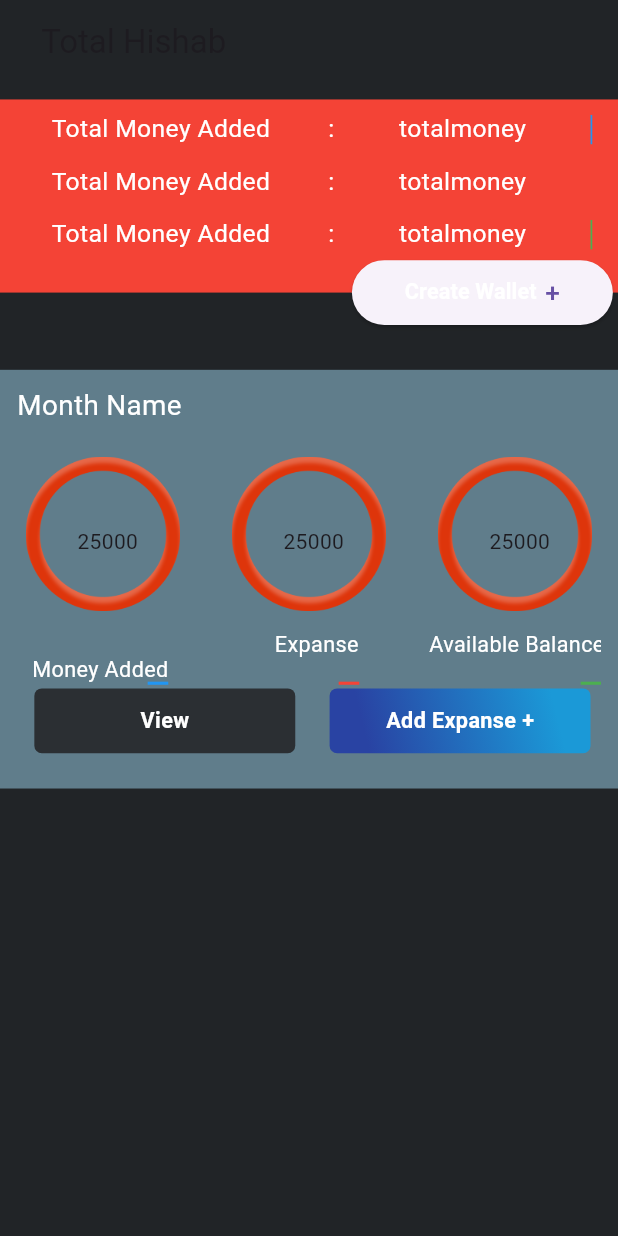
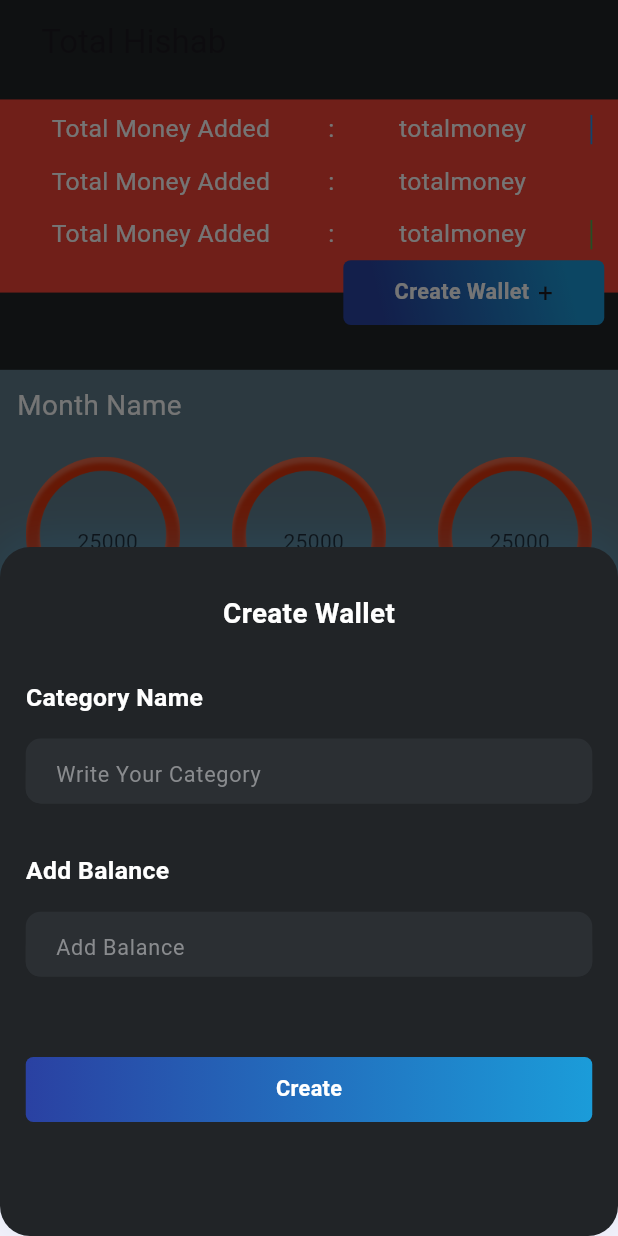
Before and after one commit to AAShayon01/hisab, a Flutter app: the Homepage screen opened directly, after a tap on "Create Wallet", on a phone screen of 412 x 824 dp. Run offline on Flutter 3.47's test engine with Material 3 defaults, Android fonts, the phone set to English and light mode, and no system bars; our stand-ins replace firebase_auth, firebase_core, flutter_screenutil, google_sign_in; accounts and stored records are empty.

Commit message:
need to work with homepage.dart ,

```diff
--- a/lib/demotest/testuserdata.dart
+++ b/lib/demotest/testuserdata.dart
@@ -50,7 +50,7 @@ class DemoDataView extends StatelessWidget {
           onPressed: () async {
             await ap.signOut();
             // Replace with your desired navigation logic
-            Navigator.pushReplacement(context, MaterialPageRoute(builder: (context)=>Login_Page()));
+            Navigator.pushReplacement(context, MaterialPageRoute(builder: (context)=>LoginPage()));
           },
           child: const Text('Sign Out'),
                       ),
--- a/lib/main.dart
+++ b/lib/main.dart
@@ -33,7 +33,7 @@ class Myapp extends StatelessWidget {
       builder: (context ,child){
         return  MaterialApp(
           debugShowCheckedModeBanner: false,
-          home: Login_Page(),
+          home: LoginPage(),
         );
       },
     );
--- a/lib/utils/app_constant.dart
+++ b/lib/utils/app_constant.dart
@@ -29,6 +29,9 @@ class AppConst{
   static TextStyle appMonthNameTextStyle=TextStyle(
     fontSize: 18.sp,color:const Color(0xffffffff),fontWeight: FontWeight.w400
   );
+  static TextStyle appCreateWallet=TextStyle(
+      fontSize: 18.sp,color:const Color(0xffffffff),fontWeight: FontWeight.w700
+  );
   static TextStyle hisabTextStyle=TextStyle(
     color: const Color(0xffffffff),
     fontSize: 14.sp,
--- a/lib/view/screen/homepage.dart
+++ b/lib/view/screen/homepage.dart
@@ -4,6 +4,8 @@ import 'package:hisab/utils/app_constant.dart';
 import 'package:hisab/view/screen/chart.dart';
 import 'package:hisab/view/screen/note.dart';
 import 'package:hisab/view/screen/profile.dart';
+
+import '../widgets/createWallet.dart';
 class Homepage extends StatefulWidget {
   const Homepage({super.key});
 
@@ -12,10 +14,16 @@ class Homepage extends StatefulWidget {
 }
 
 class _HomepageState extends State<Homepage> {
-
+// bool createWallet=false;
+// void walletcreate(){
+//   setState(() {
+//     createWallet=!createWallet;
+//   });
+// }
   @override
   Widget build(BuildContext context) {
     return Scaffold(
+      resizeToAvoidBottomInset: true,
       backgroundColor: AppConst.appBackgroundColor,
       appBar: AppBar(
         automaticallyImplyLeading: false,
@@ -91,15 +99,28 @@ class _HomepageState extends State<Homepage> {
                 ),
           ),
           Positioned(
-              left: 205.w,
+              left: 200.w,
               top: 114.h,
+              child: InkWell(
+                onTap: (){
+                  showModalBottomSheet<void>(
+                    context: context,
+                    builder: (BuildContext context) {
+                      return CreateWallet();
+                    },
+                  );
+                },
                 child: Container(
                     decoration: BoxDecoration(
-                      borderRadius: BorderRadius.circular(5)
+                      borderRadius: BorderRadius.circular(5),
+                      gradient:const LinearGradient(
+                          begin:  Alignment(0.71, -0.71),
+                          end:  Alignment(-0.71, 0.71),
+                          colors:  [Color(0xFF1B99D7), Color(0xFF2943A3)]
+                      ),
                     ),
                     height:42.h,width: 152.w,
-                  child: ElevatedButton(onPressed: (){},
-                      child:Row( mainAxisAlignment: MainAxisAlignment.center,
+                    child: Row( mainAxisAlignment: MainAxisAlignment.center,
                       children: [
                         Text('Create Wallet',style: AppConst.appButtonTextStyle,),
                         Padding(
@@ -108,7 +129,12 @@ class _HomepageState extends State<Homepage> {
                         )
                       ],
 
-                      )))),
+                    )),
+              )),
+          // createWallet ? Positioned(top: 185.h,left: 0,right: 0,child: Container(
+          //   height: 200.h,
+          //   width: double.infinity,
+          // )):SizedBox.shrink(),
           Positioned(top: 185.h,child: Container(height:271.h,width: 390.w,color: Colors.blueGrey,
           child: Padding(
             padding: EdgeInsets.only(left:10.w,top: 10.h),
--- /dev/null
+++ b/lib/view/widgets/createWallet.dart
@@ -0,0 +1,89 @@
+import 'package:flutter/material.dart';
+import 'package:flutter_screenutil/flutter_screenutil.dart';
+import 'package:hisab/utils/app_constant.dart';
+import 'package:hisab/view/widgets/custom_text_from_field.dart';
+
+class CreateWallet extends StatelessWidget {
+     CreateWallet({
+    super.key,
+  });
+  final TextEditingController _categoryName=TextEditingController();
+  final TextEditingController _addBalance=TextEditingController();
+  @override
+  Widget build(BuildContext context) {
+    return Container(
+      width: 360.w,
+      height: 446.h,
+      decoration: BoxDecoration(
+        color: Color(0xFF212427),
+        borderRadius: BorderRadius.circular(20),
+        // border: Border.only(
+        //   left: BorderSide(color: Color(0xFF454C54)),
+        //   top: BorderSide(width: 1, color: Color(0xFF454C54)),
+        //   right: BorderSide(color: Color(0xFF454C54)),
+        //   bottom: BorderSide(color: Color(0xFF454C54)),
+        // ),
+        boxShadow: [
+          BoxShadow(
+            color: Color(0x261B98D6),
+            blurRadius: 30,
+            offset: Offset(0, -2),
+            spreadRadius: 1,
+          )
+        ],
+      ),
+      child: Column(
+        children: [
+          Padding(
+            padding:EdgeInsets.only(top:30.h,),
+            child: Text('Create Wallet',style: AppConst.appCreateWallet,),
+          ),
+          Padding(
+            padding:EdgeInsets.only(top: 30.h),
+            child: CustomTextFormField(nameOfController: _categoryName, yourFieldText: 'Category Name', keyBoardType: TextInputType.name, hintText: 'Write Your Category'),
+          ),
+          Padding(
+            padding: EdgeInsets.only(top: 30.h),
+            child: CustomTextFormField(nameOfController: _addBalance, yourFieldText: 'Add Balance', keyBoardType: TextInputType.number, hintText: 'Add Balance'),
+          ),
+          Padding(padding: EdgeInsets.only(top: 50.h,left:15.w,right: 15.w ),
+            child:InkWell(
+              onTap: (){
+                Navigator.pop(context);
+              },
+              child: Container(
+                height: 42.h,
+                width: 330.w,
+                decoration: BoxDecoration(
+                  borderRadius: BorderRadius.circular(5),
+                  gradient: LinearGradient(
+                    begin: Alignment(1.00, 0.00),
+                    end: Alignment(-1, 0),
+                    colors: [Color(0xFF1B9CD9), Color(0xFF2A41A2)],
+                  )
+                ),
+                child: Center(child: Text('Create',style: AppConst.appButtonTextStyle,)),
+              ),
+            ) ,)
+        ],
+      ),
+    );
+    //   Container(
+    //   height: 200,
+    //   color: Colors.amber,
+    //   child: Center(
+    //     child: Column(
+    //       mainAxisAlignment: MainAxisAlignment.center,
+    //       mainAxisSize: MainAxisSize.min,
+    //       children: <Widget>[
+    //         const Text('Modal BottomSheet'),
+    //         ElevatedButton(
+    //           child: const Text('Close BottomSheet'),
+    //           onPressed: () => Navigator.pop(context),
+    //         ),
+    //       ],
+    //     ),
+    //   ),
+    // );
+  }
+}
```
Also changed, not shown: lib/provider/auth_provider.dart (+27 -25 lines), lib/view/screen/Login.dart (+14 -19 lines), lib/view/screen/profile.dart (+6 -5 lines). Lines whose indentation alone changed are shown as unchanged.
